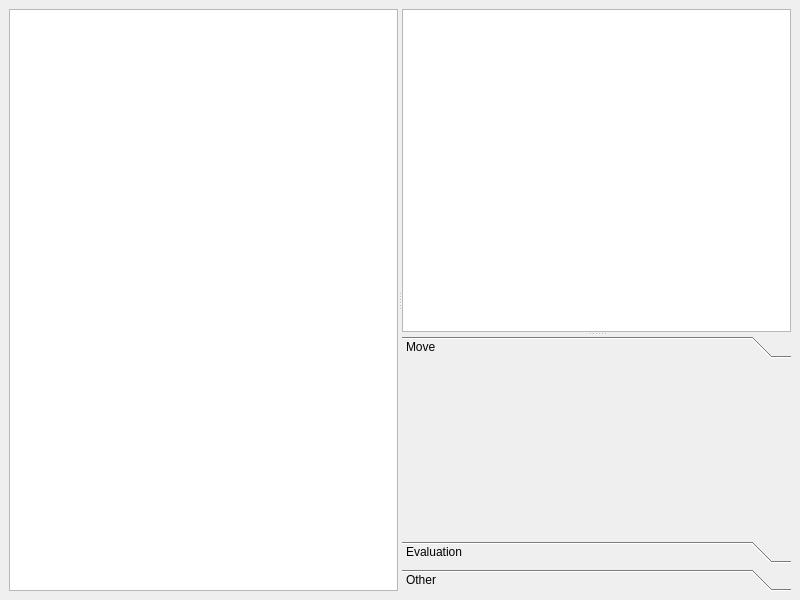
madnight/chessx, file src/gui/gamewindow.ui: the form before one commit.
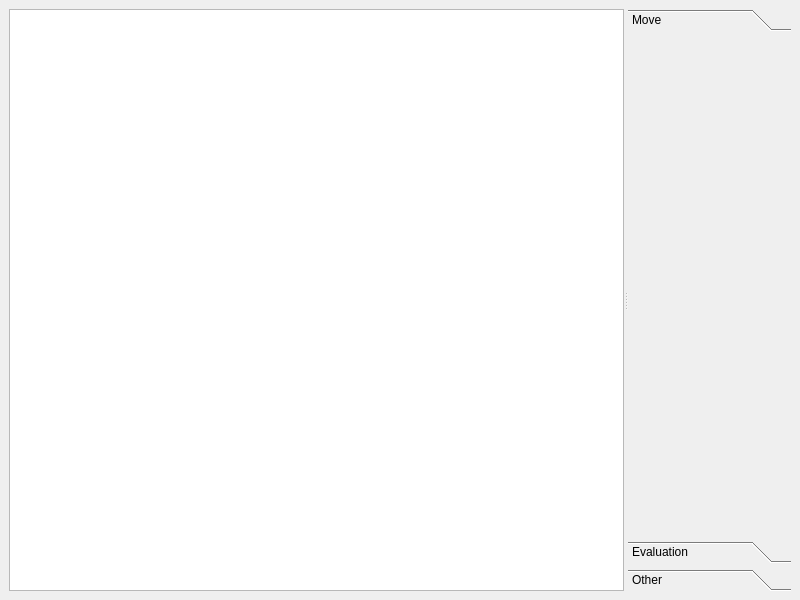
The form after the commit. The open tabs and pages were chosen to show the change. Custom widgets are drawn as their Qt base class.

```diff
--- a/src/gui/gamewindow.ui
+++ b/src/gui/gamewindow.ui
@@ -26,37 +26,7 @@
       <widget class="ChessBrowser" name="chessBrowser"/>
       <widget class="QWidget" name="boxWidget" native="true">
        <layout class="QVBoxLayout" name="verticalLayout">
-        <property name="leftMargin">
-         <number>0</number>
-        </property>
-        <property name="topMargin">
-         <number>0</number>
-        </property>
-        <property name="rightMargin">
-         <number>0</number>
-        </property>
         <item>
-         <widget class="QSplitter" name="toolBoxSplitter">
-          <property name="orientation">
-           <enum>Qt::Vertical</enum>
-          </property>
-          <property name="handleWidth">
-           <number>4</number>
-          </property>
-          <widget class="QListWidget" name="listVariations">
-           <property name="sizePolicy">
-            <sizepolicy hsizetype="Expanding" vsizetype="Preferred">
-             <horstretch>0</horstretch>
-             <verstretch>0</verstretch>
-            </sizepolicy>
-           </property>
-           <property name="frameShape">
-            <enum>QFrame::StyledPanel</enum>
-           </property>
-           <property name="frameShadow">
-            <enum>QFrame::Plain</enum>
-           </property>
-          </widget>
           <widget class="QToolBox" name="toolBox">
            <property name="sizePolicy">
             <sizepolicy hsizetype="Preferred" vsizetype="Ignored">
@@ -65,15 +35,15 @@
             </sizepolicy>
            </property>
            <property name="currentIndex">
-            <number>2</number>
+           <number>0</number>
            </property>
            <widget class="QWidget" name="boxPageMove">
             <property name="geometry">
              <rect>
               <x>0</x>
               <y>0</y>
-              <width>386</width>
-              <height>168</height>
+             <width>362</width>
+             <height>450</height>
              </rect>
             </property>
             <attribute name="label">
@@ -86,8 +56,8 @@
              <rect>
               <x>0</x>
               <y>0</y>
-              <width>386</width>
-              <height>168</height>
+             <width>362</width>
+             <height>450</height>
              </rect>
             </property>
             <attribute name="label">
@@ -100,15 +70,14 @@
              <rect>
               <x>0</x>
               <y>0</y>
-              <width>386</width>
-              <height>168</height>
+             <width>362</width>
+             <height>450</height>
              </rect>
             </property>
             <attribute name="label">
              <string>Other</string>
             </attribute>
             <layout class="QGridLayout" name="layoutPageOther"/>
-           </widget>
           </widget>
          </widget>
         </item>
```
Lines whose indentation alone changed are shown as unchanged.
